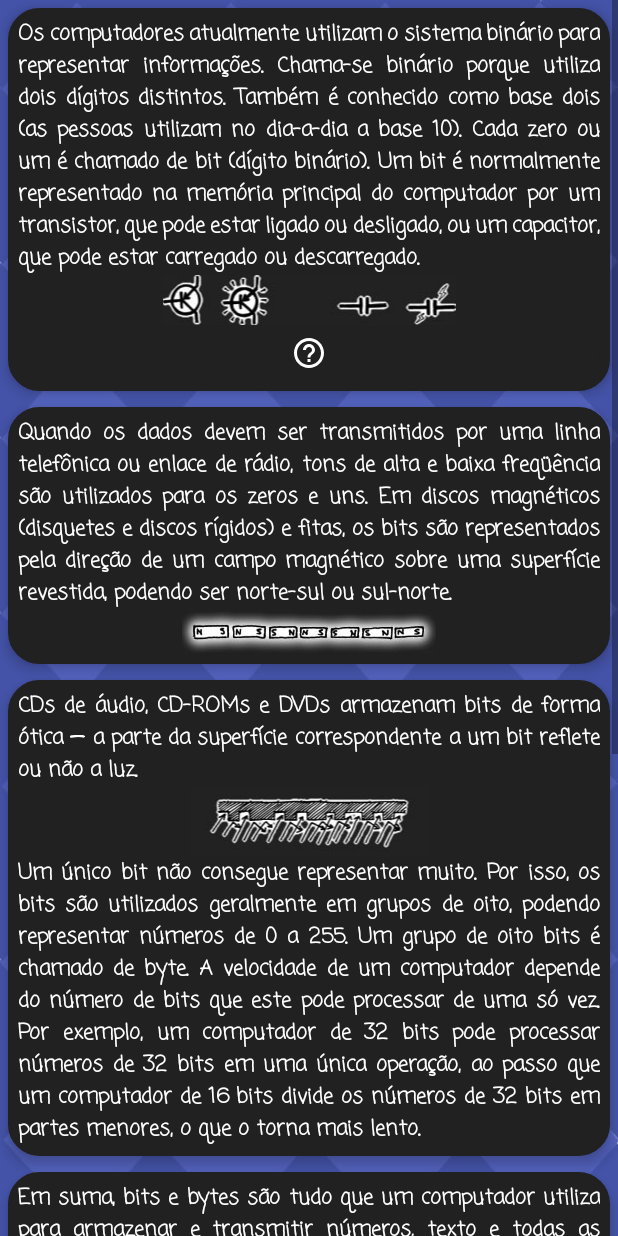
After one commit to barbosamaatheus/PluggedComputing, an Android app: the fragment DeQueSeTrataTudoIssoFragment placed in its activity, on a phone screen of 412 x 824 dp. The commit adds this screen. Run offline under Robolectric (Android 15) with nearby library versions, the phone set to English and light mode, and no system bars; 1 statement that could not run was skipped.

Commit message:
Tela: do que se trata tudo isso finalizada!

```diff
--- a/app/src/main/java/com/tcc/projeto/appcomputacaoplugada/activitys/TarefaActivity.java
+++ b/app/src/main/java/com/tcc/projeto/appcomputacaoplugada/activitys/TarefaActivity.java
@@ -10,8 +10,10 @@ import android.widget.Toast;
 import com.tcc.projeto.appcomputacaoplugada.R;
 import com.tcc.projeto.appcomputacaoplugada.fragments.ContarAcima31Fragment;
 import com.tcc.projeto.appcomputacaoplugada.fragments.CorreioEletronicoModemsFragment;
+import com.tcc.projeto.appcomputacaoplugada.fragments.DeQueSeTrataTudoIssoFragment;
 import com.tcc.projeto.appcomputacaoplugada.fragments.EnviarMensagensSecretasFragment;
 import com.tcc.projeto.appcomputacaoplugada.fragments.IntroducaoFragment;
+import com.tcc.projeto.appcomputacaoplugada.fragments.MaisSobreNumerosBinariosFragment;
 import com.tcc.projeto.appcomputacaoplugada.fragments.NumerosBinariosFragment;
 import com.tcc.projeto.appcomputacaoplugada.fragments.TrabalharComNumerosBinariosFragment;
 
@@ -108,11 +110,17 @@ public class TarefaActivity extends AppCompatActivity {
     }
 
     private void initFragment7() {
-        Toast.makeText(getApplicationContext(), "Fragment7", Toast.LENGTH_LONG).show();
+        FragmentTransaction ft = fm.beginTransaction();
+        MaisSobreNumerosBinariosFragment maisSobreNumerosBinariosFragment = new MaisSobreNumerosBinariosFragment();
+        ft.add(R.id.fragment_content, maisSobreNumerosBinariosFragment);
+        ft.commit();
     }
 
     private void initFragment8() {
-        Toast.makeText(getApplicationContext(), "Fragment8", Toast.LENGTH_LONG).show();
+        FragmentTransaction ft = fm.beginTransaction();
+        DeQueSeTrataTudoIssoFragment deQueSeTrataTudoIssoFragment = new DeQueSeTrataTudoIssoFragment();
+        ft.add(R.id.fragment_content, deQueSeTrataTudoIssoFragment);
+        ft.commit();
     }
 
 }
--- a/app/src/main/java/com/tcc/projeto/appcomputacaoplugada/fragments/CorreioEletronicoModemsFragment.java
+++ b/app/src/main/java/com/tcc/projeto/appcomputacaoplugada/fragments/CorreioEletronicoModemsFragment.java
@@ -23,8 +23,7 @@ import com.tcc.projeto.appcomputacaoplugada.adapter.TabelaAdapter;
 import java.text.Normalizer;
 
 public class CorreioEletronicoModemsFragment extends MyFragments {
-    private TextInputLayout textInputLayout1, textInputLayout2;
-    private TextInputEditText mTextoTraduzido, mTextoNome;
+
     private TextView envinado, nomeBinario;
     private Button mEnviar;
     private String textoNome = "";
@@ -115,7 +114,7 @@ public class CorreioEletronicoModemsFragment extends MyFragments {
         return exibir;
     }
 
-    public void validarClicked1() {
+    private void validarClicked1() {
         if (mTextoNome.getText().toString().isEmpty() || mTextoTraduzido.getText().toString().isEmpty()) {
             checked1 = false;
         } else {
@@ -207,6 +206,7 @@ public class CorreioEletronicoModemsFragment extends MyFragments {
         textInputLayout2 = (TextInputLayout) view.findViewById(R.id.textInputLayout2);
         mTextoTraduzido = (TextInputEditText) view.findViewById(R.id.textoTraduzidoCem);
         mTextoNome = (TextInputEditText) view.findViewById(R.id.textoNome);
+
     }
 
     private void initTextView(View view) {
--- /dev/null
+++ b/app/src/main/java/com/tcc/projeto/appcomputacaoplugada/fragments/DeQueSeTrataTudoIssoFragment.java
@@ -0,0 +1,118 @@
+package com.tcc.projeto.appcomputacaoplugada.fragments;
+
+
+import android.content.Intent;
+import android.net.Uri;
+import android.os.Bundle;
+import android.support.design.widget.TextInputEditText;
+import android.support.design.widget.TextInputLayout;
+import android.support.v4.app.Fragment;
+import android.view.LayoutInflater;
+import android.view.View;
+import android.view.ViewGroup;
+import android.webkit.WebSettings;
+import android.webkit.WebView;
+import android.widget.Button;
+import android.widget.ImageButton;
+
+import com.tcc.projeto.appcomputacaoplugada.R;
+public class DeQueSeTrataTudoIssoFragment extends MyFragments {
+    private Button mFormulario;
+    private String textoTraduzido = "";
+
+    public DeQueSeTrataTudoIssoFragment() {
+        // Required empty public constructor
+    }
+
+    @Override
+    public View onCreateView(LayoutInflater inflater, ViewGroup container,
+                             Bundle savedInstanceState) {
+        View view = inflater.inflate(R.layout.fragment_de_que_se_trata_tudo_isso, container, false);
+        initViews(view);
+        initVerify();
+
+        mDicas.setOnClickListener(new View.OnClickListener() {
+            @Override
+            public void onClick(View view) {
+                onCreateDialog("Dicas", getString(R.string.dicas_tti), R.drawable.ic_help_outline_black_24dp);
+            }
+        });
+
+        mFormulario.setOnClickListener(new View.OnClickListener() {
+            @Override
+            public void onClick(View view) {
+                String uri = "https://goo.gl/forms/J1mmJ4A0MRFQihvC3";
+                Intent intent = new Intent(Intent.ACTION_VIEW, Uri.parse(uri));
+                startActivity(intent);
+            }
+        });
+        mFinalizar.setOnClickListener(new View.OnClickListener() {
+            @Override
+            public void onClick(View view) {
+                if (respostasIsEmpty()) {
+                    onCreateDialog("Algo deu errado", getString(R.string.texto_alert_sem_resposta), R.drawable.ic_error_outline_black_24dp);
+                } else {
+                    validarCampos();
+                    gerenciarResultados(8, getActivity());
+                }
+            }
+        });
+
+        return view;
+    }
+
+    @Override
+    protected void initViews(View view) {
+        textInputLayout1 = (TextInputLayout) view.findViewById(R.id.textInputLayoutTTI);
+        mTextoTraduzido = (TextInputEditText) view.findViewById(R.id.textoTraduzidoTTI);
+        mFinalizar = (Button) view.findViewById(R.id.btn_finalizarTTI);
+        mFormulario = (Button) view.findViewById(R.id.formulario);
+        mDicas = (ImageButton) view.findViewById(R.id.dicasTTI);
+    }
+
+    @Override
+    protected boolean respostasIsEmpty() {
+        validarClicked1();
+        boolean isEmpty;
+        if (!checked1) {
+            isEmpty = true;
+        } else {
+            isEmpty = false;
+        }
+        return isEmpty;
+    }
+    private void validarClicked1() {
+        if (mTextoTraduzido.getText().toString().isEmpty()) {
+            checked1 = false;
+        } else {
+            textoTraduzido = mTextoTraduzido.getText().toString();
+            checked1 = true;
+        }
+        if (textoTraduzido.isEmpty()) {
+            checked1 = false;
+        } else {
+            checked1 = true;
+        }
+    }
+    @Override
+    protected boolean validarCampos() {
+        View focus = null;
+        exibir = false;
+        if (!validarTexto(textoTraduzido)) {
+            mTextoTraduzido.setError(getString(R.string.resposta_incorreta));
+            focus = mTextoTraduzido;
+            exibir = true;
+        }
+        if (exibir) {
+            focus.requestFocus();
+        }
+        return exibir;
+    }
+
+    private boolean validarTexto(String textoTraduzido) {
+        if (textoTraduzido.equalsIgnoreCase("77096")){
+            return true;
+        }
+        return false;
+    }
+}
--- /dev/null
+++ b/app/src/main/java/com/tcc/projeto/appcomputacaoplugada/fragments/MaisSobreNumerosBinariosFragment.java
@@ -0,0 +1,47 @@
+package com.tcc.projeto.appcomputacaoplugada.fragments;
+
+
+import android.os.Bundle;
+import android.support.v4.app.Fragment;
+import android.view.LayoutInflater;
+import android.view.View;
+import android.view.ViewGroup;
+
+import com.tcc.projeto.appcomputacaoplugada.R;
+
+/**
+ * A simple {@link Fragment} subclass.
+ */
+public class MaisSobreNumerosBinariosFragment extends MyFragments {
+
+
+    public MaisSobreNumerosBinariosFragment() {
+        // Required empty public constructor
+    }
+
+
+    @Override
+    public View onCreateView(LayoutInflater inflater, ViewGroup container,
+                             Bundle savedInstanceState) {
+        // Inflate the layout for this fragment
+        View view = inflater.inflate(R.layout.fragment_mais_sobre_numeros_binarios, container, false);
+
+
+        return view;
+    }
+
+    @Override
+    protected void initViews(View view) {
+
+    }
+
+    @Override
+    protected boolean respostasIsEmpty() {
+        return false;
+    }
+
+    @Override
+    protected boolean validarCampos() {
+        return false;
+    }
+}
--- a/app/src/main/java/com/tcc/projeto/appcomputacaoplugada/fragments/MyFragments.java
+++ b/app/src/main/java/com/tcc/projeto/appcomputacaoplugada/fragments/MyFragments.java
@@ -3,6 +3,8 @@ package com.tcc.projeto.appcomputacaoplugada.fragments;
 import android.app.AlertDialog;
 import android.content.Context;
 import android.content.Intent;
+import android.support.design.widget.TextInputEditText;
+import android.support.design.widget.TextInputLayout;
 import android.support.v4.app.Fragment;
 import android.support.v4.app.FragmentTransaction;
 import android.view.View;
@@ -23,8 +25,10 @@ import com.tcc.projeto.appcomputacaoplugada.objetos.Carta;
  */
 
 public abstract class MyFragments extends Fragment {
+    protected TextInputLayout textInputLayout1, textInputLayout2;
+    protected TextInputEditText mTextoTraduzido, mTextoNome;
     protected EditText mNum1, mNum2, mNum3, mNum4, mNum5, mNum6, mNum7, mNum8, mNum9, mNum10, mNum11,
-            mNum12, mNum13, mNum14, mNum15, mTextoTraduzido, mTextoNome;
+            mNum12, mNum13, mNum14, mNum15;
     protected ImageButton mCarta1, mCarta2, mCarta4, mCarta8, mCarta16, mDicas;
     protected TextView numTxt1, numTxt2, numTxt4, numTxt8, numTxt16, perg1, perg2, perg3, mNumerosSelecionados;
     protected RadioGroup radioGroup1, radioGroup2, radioGroup3;
@@ -190,8 +194,7 @@ public abstract class MyFragments extends Fragment {
                 + mNum13.getText().toString() + " " + mNum14.getText().toString() + " " + mNum15.getText().toString();
     }
 
-    protected void initViews(View view) {
-    }
+    protected abstract void initViews(View view);
 
     protected void createCartas() {
         carta01 = new Carta(R.id.carta1, R.mipmap.carta1, 1, true);
--- /dev/null
+++ b/app/src/main/res/layout/fragment_de_que_se_trata_tudo_isso.xml
@@ -0,0 +1,185 @@
+<ScrollView xmlns:android="http://schemas.android.com/apk/res/android"
+    xmlns:tools="http://schemas.android.com/tools"
+    android:layout_width="match_parent"
+    android:layout_height="match_parent"
+    android:background="@mipmap/fundo"
+    android:orientation="vertical"
+    tools:context=".fragments.DeQueSeTrataTudoIssoFragment">
+
+    <LinearLayout
+        android:layout_width="match_parent"
+        android:layout_height="wrap_content"
+        android:orientation="vertical">
+
+        <LinearLayout
+            android:layout_width="match_parent"
+            android:layout_height="match_parent"
+            android:layout_margin="5dp"
+            android:background="@drawable/cardshape"
+            android:elevation="5dp"
+            android:orientation="vertical">
+
+
+            <TextView
+                android:layout_width="match_parent"
+                android:layout_height="wrap_content"
+                android:fontFamily="casual"
+                android:justificationMode="inter_word"
+                android:text="@string/texto_tti_01"
+                android:textColor="@color/textColorPrimary"
+                android:textStyle="bold" />
+
+            <ImageView
+                android:layout_width="match_parent"
+                android:layout_height="match_parent"
+                android:src="@mipmap/flor"/>
+
+            <ImageButton
+                android:id="@+id/dicasTTI"
+                android:layout_width="match_parent"
+                android:layout_height="wrap_content"
+                android:background="@drawable/cardshape"
+                android:src="@drawable/ic_help_outline_black_24dp" />
+
+        </LinearLayout>
+
+        <LinearLayout
+            android:layout_width="match_parent"
+            android:layout_height="match_parent"
+            android:layout_margin="5dp"
+            android:background="@drawable/cardshape"
+            android:elevation="5dp"
+            android:orientation="vertical">
+
+
+            <TextView
+                android:layout_width="match_parent"
+                android:layout_height="wrap_content"
+                android:fontFamily="casual"
+                android:justificationMode="inter_word"
+                android:text="@string/texto_tti_02"
+                android:textColor="@color/textColorPrimary"
+                android:textStyle="bold" />
+
+            <ImageView
+                android:layout_width="match_parent"
+                android:layout_height="match_parent"
+                android:src="@mipmap/dinheiro"/>
+
+        </LinearLayout>
+
+        <LinearLayout
+            android:layout_width="match_parent"
+            android:layout_height="match_parent"
+            android:layout_margin="5dp"
+            android:background="@drawable/cardshape"
+            android:elevation="5dp"
+            android:orientation="vertical">
+
+
+            <TextView
+                android:layout_width="match_parent"
+                android:layout_height="wrap_content"
+                android:fontFamily="casual"
+                android:justificationMode="inter_word"
+                android:text="@string/texto_tti_03"
+                android:textColor="@color/textColorPrimary"
+                android:textStyle="bold" />
+
+            <ImageView
+                android:layout_width="match_parent"
+                android:layout_height="match_parent"
+                android:src="@mipmap/setastti"/>
+
+            <TextView
+                android:layout_width="match_parent"
+                android:layout_height="wrap_content"
+                android:fontFamily="casual"
+                android:justificationMode="inter_word"
+                android:text="@string/texto_tti_04"
+                android:textColor="@color/textColorPrimary"
+                android:textStyle="bold" />
+
+        </LinearLayout>
+
+        <LinearLayout
+            android:layout_width="match_parent"
+            android:layout_height="match_parent"
+            android:layout_margin="5dp"
+            android:background="@drawable/cardshape"
+            android:elevation="5dp"
+            android:orientation="vertical">
+
+
+            <TextView
+                android:layout_width="match_parent"
+                android:layout_height="wrap_content"
+                android:fontFamily="casual"
+                android:justificationMode="inter_word"
+                android:text="@string/texto_tti_05"
+                android:textColor="@color/textColorPrimary"
+                android:textStyle="bold" />
+
+            <ImageView
+                android:layout_width="match_parent"
+                android:layout_height="match_parent"
+                android:src="@mipmap/hospital"/>
+
+        </LinearLayout>
+
+        <LinearLayout
+            android:layout_width="match_parent"
+            android:layout_height="match_parent"
+            android:layout_margin="5dp"
+            android:background="@drawable/cardshape"
+            android:elevation="5dp"
+            android:orientation="vertical">
+
+
+            <TextView
+                android:layout_width="match_parent"
+                android:layout_height="wrap_content"
+                android:fontFamily="casual"
+                android:justificationMode="inter_word"
+                android:text="Muito obrigado por testar nosso aplicativo... Para finalizar todas as atividades pedimos apenas que responta o questionario, clicando no botão abaixo.
+Somente ao finalizar o formulario você recebera o Token que deve copiar e colar no campo abaixo."
+                android:textColor="@color/textColorPrimary"
+                android:textStyle="bold" />
+
+            <Button
+                android:id="@+id/formulario"
+                android:layout_width="match_parent"
+                android:layout_height="match_parent"
+                android:text="Ir para formulario"
+                style="@style/ButtonStyle"
+                />
+            <android.support.design.widget.TextInputLayout
+                android:id="@+id/textInputLayoutTTI"
+                style="@style/Widget.MaterialComponents.TextInputLayout.OutlinedBox"
+                android:layout_width="match_parent"
+                android:layout_height="match_parent"
+                android:layout_marginTop="5dp"
+                android:theme="@style/EditTextStyle">
+
+                <android.support.design.widget.TextInputEditText
+                    android:id="@+id/textoTraduzidoTTI"
+                    android:layout_width="match_parent"
+                    android:layout_height="wrap_content"
+                    android:hint="Digite o Token do formulario"
+                    android:theme="@style/EditTextStyle" />
+            </android.support.design.widget.TextInputLayout>
+
+
+        </LinearLayout>
+
+        <Button
+            android:id="@+id/btn_finalizarTTI"
+            style="@style/ButtonStyle"
+            android:layout_width="match_parent"
+            android:layout_height="wrap_content"
+            android:text="Finalizar" />
+
+    </LinearLayout>
+
+
+</ScrollView>
--- /dev/null
+++ b/app/src/main/res/layout/fragment_mais_sobre_numeros_binarios.xml
@@ -0,0 +1,14 @@
+<?xml version="1.0" encoding="utf-8"?>
+<FrameLayout xmlns:android="http://schemas.android.com/apk/res/android"
+    xmlns:tools="http://schemas.android.com/tools"
+    android:layout_width="match_parent"
+    android:layout_height="match_parent"
+    tools:context=".fragments.MaisSobreNumerosBinariosFragment">
+
+    <!-- TODO: Update blank fragment layout -->
+    <TextView
+        android:layout_width="match_parent"
+        android:layout_height="match_parent"
+        android:text="@string/hello_blank_fragment" />
+
+</FrameLayout>
--- a/app/src/main/res/values/strings.xml
+++ b/app/src/main/res/values/strings.xml
@@ -89,6 +89,12 @@
     <string name="dicas_ca31">1. Não esqueça a sequencia dos cartões 16, 8, 4, 2, 1...
     \n2. senhorita "Flex" é a mulher da imagem;
     \n3. Responda todas as perguntas corretamente para completar a tarefa.</string>
+    <string name="texto_tti_01">Os computadores atualmente utilizam o sistema binário para representar informações. Chama-se binário porque utiliza dois dígitos distintos. Também é conhecido como base dois (as pessoas utilizam no dia-a-dia a base 10). Cada zero ou um é chamado de bit (dígito binário). Um bit é normalmente representado na memória principal do computador por um transistor, que pode estar ligado ou desligado, ou um capacitor, que pode estar carregado ou descarregado.</string>
+    <string name="texto_tti_02">Quando os dados devem ser transmitidos por uma linha telefônica ou enlace de rádio, tons de alta e baixa freqüência são utilizados para os zeros e uns. Em discos magnéticos (disquetes e discos rígidos) e fitas, os bits são representados pela direção de um campo magnético sobre uma superfície revestida, podendo ser norte-sul ou sul-norte.</string>
+    <string name="texto_tti_04">Um único bit não consegue representar muito. Por isso, os bits são utilizados geralmente em grupos de oito, podendo representar números de 0 a 255. Um grupo de oito bits é chamado de byte. A velocidade de um computador depende do número de bits que este pode processar de uma só vez. Por exemplo, um computador de 32 bits pode processar números de 32 bits em uma única operação, ao passo que um computador de 16 bits divide os números de 32 bits em partes menores, o que o torna mais lento.</string>
+    <string name="texto_tti_03">CDs de áudio, CD-ROMs e DVDs armazenam bits de forma ótica — a parte da superfície correspondente a um bit reflete ou não a luz.</string>
+    <string name="texto_tti_05">Em suma, bits e bytes são tudo que um computador utiliza para armazenar e transmitir números, texto e todas as outras informações. Em algumas das atividades seguintes veremos como outros tipos de informações podem ser representados em um computador.</string>
+    <string name="dicas_tti">a</string>
 
 
 </resources>
```
Also changed, not shown: app/src/main/carta01-web.png (deleted), app/src/main/ic_arvore-web.png (deleted), app/src/main/ic_launcher-web.png (deleted), app/src/main/res/mipmap-hdpi/binarioseta.jpg (added), app/src/main/res/mipmap-hdpi/dinheiro.jpg (added), app/src/main/res/mipmap-hdpi/flor.jpg (added), app/src/main/res/mipmap-hdpi/hospital.jpg (added), app/src/main/res/mipmap-hdpi/pclivro.jpg (added), app/src/main/res/mipmap-hdpi/setastti.jpg (added).
